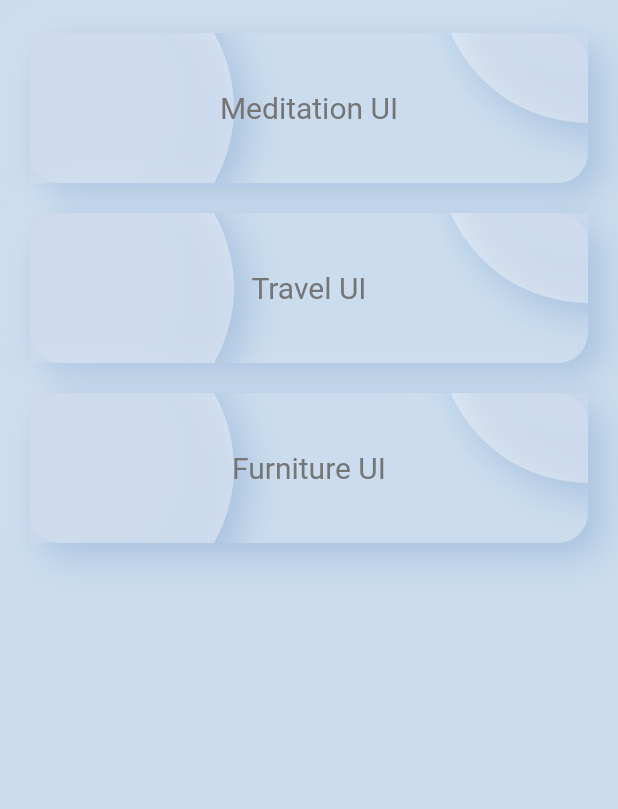
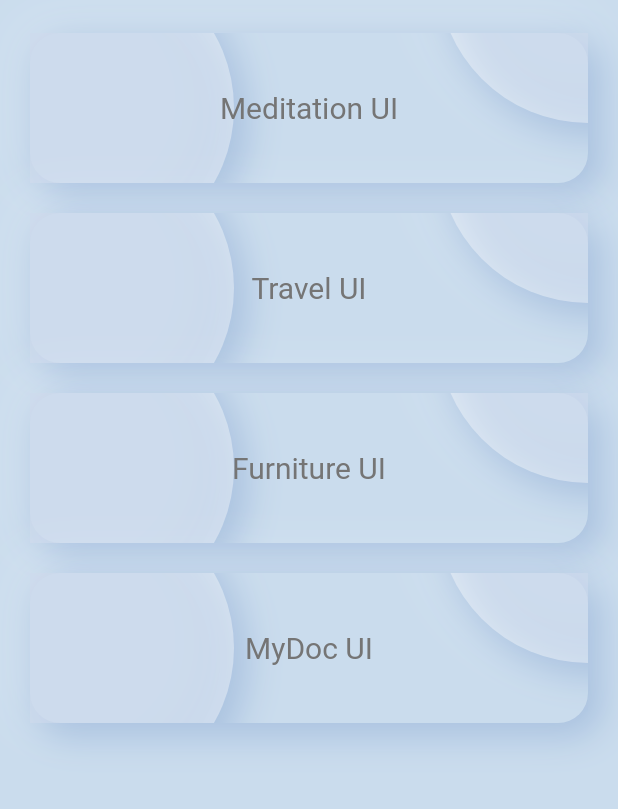
Before and after one commit to jbjason/complex_ui, a Flutter app: the screen it shows after launch, on a phone screen of 412 x 824 dp, the part 222-1031 px from its top. Run offline on Flutter 3.47's test engine with Material 2 defaults, Android fonts, the phone set to English and light mode, and no system bars.

Commit message:
Update home_screen.dart

```diff
--- a/lib/home_screen.dart
+++ b/lib/home_screen.dart
@@ -30,6 +30,7 @@ class HomeScreen extends StatelessWidget {
           HomeButton(title: 'Meditation UI', route: MedWelScreen()),
           HomeButton(title: 'Travel UI', route: TravWelScreen()),
           HomeButton(title: 'Furniture UI', route: FurHomeScreen()),
+          HomeButton(title: 'MyDoc UI', route: FurHomeScreen()),
         ],
       );
 }
```
